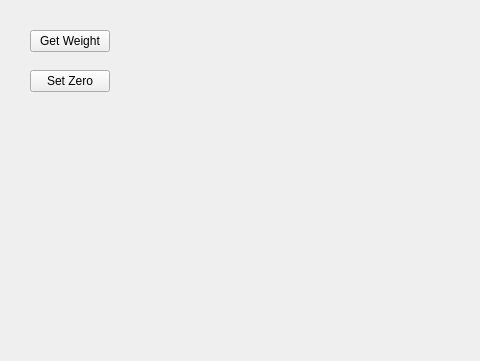
First picture: the form in mainwindow.ui, repository cyrillwork/MassaK, before the edit; both pictures show x 0 to 480 and y 0 to 361 of the 800 by 600 pixel window.
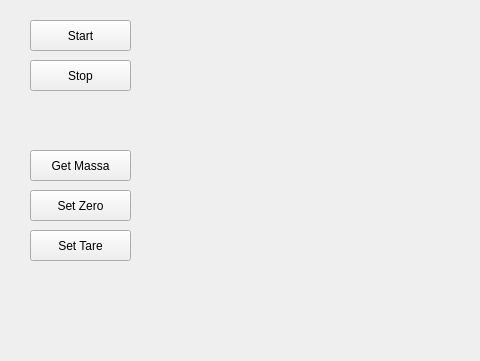
Second picture: the form after the edit.

What changed in the file:
```diff
--- a/mainwindow.ui
+++ b/mainwindow.ui
@@ -18,28 +18,67 @@
     <property name="geometry">
      <rect>
       <x>30</x>
-      <y>30</y>
-      <width>80</width>
-      <height>22</height>
+      <y>150</y>
+      <width>101</width>
+      <height>31</height>
      </rect>
     </property>
     <property name="text">
-     <string>Get Weight</string>
+     <string>Get Massa</string>
     </property>
    </widget>
    <widget class="QPushButton" name="setZero">
     <property name="geometry">
      <rect>
       <x>30</x>
-      <y>70</y>
-      <width>80</width>
-      <height>22</height>
+      <y>190</y>
+      <width>101</width>
+      <height>31</height>
      </rect>
     </property>
     <property name="text">
      <string>Set Zero</string>
     </property>
    </widget>
+   <widget class="QPushButton" name="startButton">
+    <property name="geometry">
+     <rect>
+      <x>30</x>
+      <y>20</y>
+      <width>101</width>
+      <height>31</height>
+     </rect>
+    </property>
+    <property name="text">
+     <string>Start</string>
+    </property>
+   </widget>
+   <widget class="QPushButton" name="stopButton">
+    <property name="geometry">
+     <rect>
+      <x>30</x>
+      <y>60</y>
+      <width>101</width>
+      <height>31</height>
+     </rect>
+    </property>
+    <property name="text">
+     <string>Stop</string>
+    </property>
+   </widget>
+   <widget class="QPushButton" name="setTare">
+    <property name="geometry">
+     <rect>
+      <x>30</x>
+      <y>230</y>
+      <width>101</width>
+      <height>31</height>
+     </rect>
+    </property>
+    <property name="text">
+     <string>Set Tare</string>
+    </property>
+   </widget>
   </widget>
   <widget class="QMenuBar" name="menubar">
    <property name="geometry">
```
Left out of the diff: 2 changed lines with no effect on the pictures.
